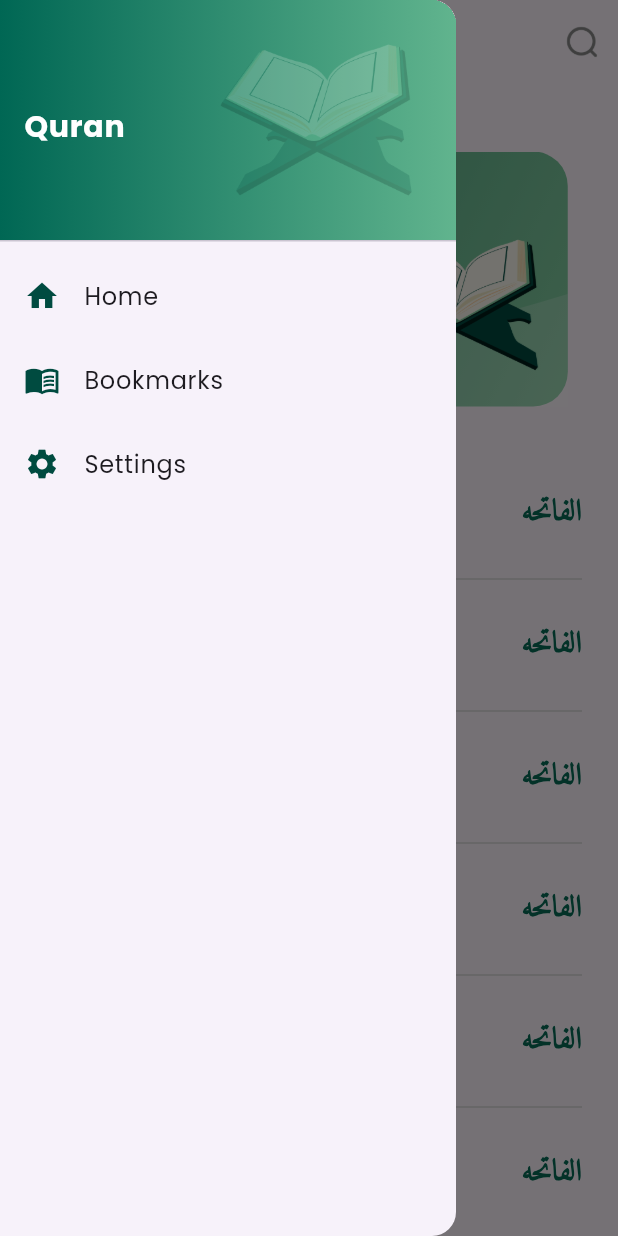
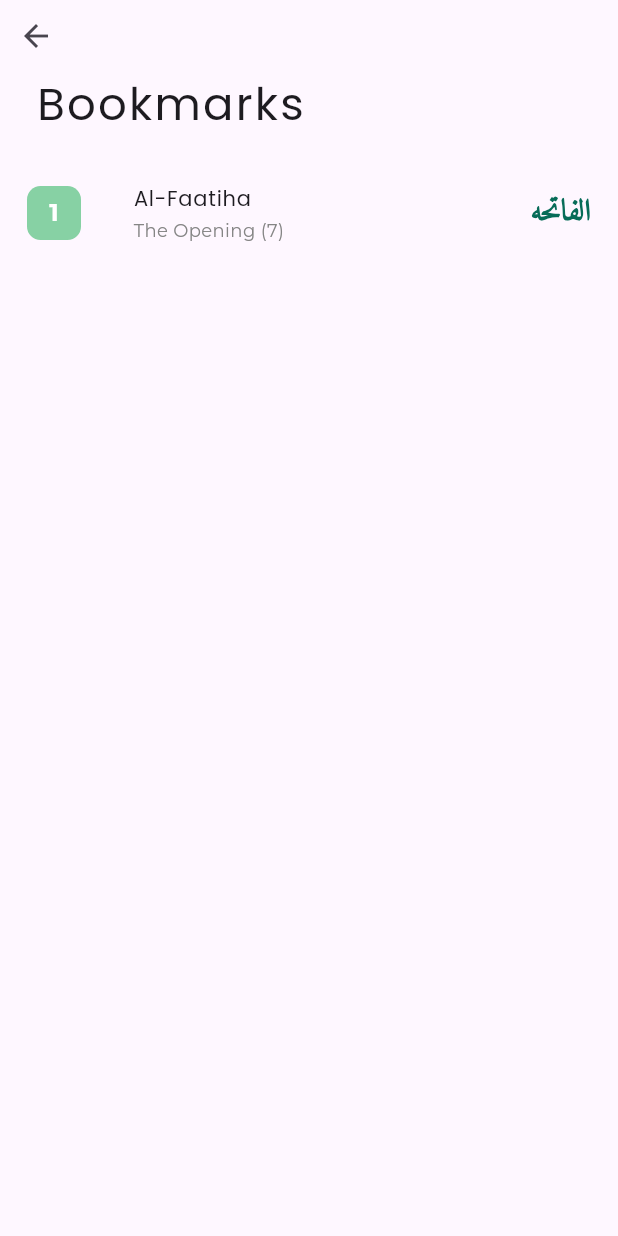
Before and after one commit to fouadsalama/Quran, a Flutter app: the screen it shows after launch, in the side drawer, after a tap on "Bookmarks", on a phone screen of 412 x 824 dp. Run offline on Flutter 3.47's test engine with Material 3 defaults, Android fonts, the phone set to English and light mode, and no system bars; our stand-ins replace gap, go_router, google_fonts.

Commit message:
add bookmarks view and custom app bar

```diff
--- a/lib/constants.dart
+++ b/lib/constants.dart
@@ -3,4 +3,5 @@ import 'package:flutter/material.dart';
 const kSplashBackgroundColor = Color(0xff186351);
 const kPrimaryColor = Color(0xff004B40);
 const kTextColor = Colors.white;
+const kIconsAppBarColor = Color(0xff888888);
 const kAmiri = 'Amiri';
--- a/lib/core/utils/app_routes.dart
+++ b/lib/core/utils/app_routes.dart
@@ -1,4 +1,5 @@
 import 'package:go_router/go_router.dart';
+import 'package:islamic_app/Features/bookmarks/presentation/views/bookmarks_view.dart';
 import 'package:islamic_app/Features/home/presentation/views/home_view.dart';
 import 'package:islamic_app/Features/splash/presentation/views/splash_view.dart';
 import 'package:islamic_app/Features/surah/presentation/views/surah_details_view.dart';
@@ -6,6 +7,7 @@ import 'package:islamic_app/Features/surah/presentation/views/surah_details_view
 abstract class AppRouter {
   static const kHomeView = '/homeView';
   static const kSurahDetailsView = '/surahView';
+  static const kBookmarksView = '/bookmarksView';
   static final router = GoRouter(
     routes: [
       GoRoute(
@@ -20,6 +22,10 @@ abstract class AppRouter {
         path: kSurahDetailsView,
         builder: (context, state) => const SurahDetailsView(),
       ),
+      GoRoute(
+        path: kBookmarksView,
+        builder: (context, state) => const BookmarksView(),
+      ),
     ],
   );
 }
--- a/lib/core/utils/styles.dart
+++ b/lib/core/utils/styles.dart
@@ -31,4 +31,8 @@ abstract class Styles {
     fontSize: 12,
     color: kPrimaryColor,
   );
+  static const textStyle30 = TextStyle(
+    fontSize: 30,
+    letterSpacing: 1.5,
+  );
 }
--- /dev/null
+++ b/lib/core/widgets/app_bar_icons.dart
@@ -0,0 +1,18 @@
+import 'package:flutter/material.dart';
+
+class AppBarIcons extends StatelessWidget {
+  const AppBarIcons({
+    super.key,
+    required this.icon,
+    this.onPressed,
+  });
+  final Widget icon;
+  final Function()? onPressed;
+  @override
+  Widget build(BuildContext context) {
+    return IconButton(
+      icon: icon,
+      onPressed: onPressed,
+    );
+  }
+}
--- /dev/null
+++ b/lib/core/widgets/custom_app_bar.dart
@@ -0,0 +1,53 @@
+import 'package:flutter/material.dart';
+import 'package:islamic_app/core/utils/styles.dart';
+
+import '../../Features/home/presentation/views/widgets/custom_app_bar_ico.dart';
+import '../../Features/home/presentation/views/widgets/custom_search_dialog.dart';
+import 'app_bar_icons.dart';
+
+class CustomAppBarWidgets extends StatelessWidget {
+  const CustomAppBarWidgets({
+    super.key,
+    required this.data,
+  });
+
+  final List<String> data;
+
+  @override
+  Widget build(BuildContext context) {
+    return Row(
+      children: [
+        Expanded(
+          child: ListTile(
+            leading: Builder(builder: (context) {
+              return AppBarIcons(
+                icon: const CustomAppBarIcons(
+                  image: 'assets/images/menu.png',
+                ),
+                onPressed: () {
+                  Scaffold.of(context).openDrawer();
+                },
+              );
+            }),
+            title: const Text(
+              'Quran',
+              style: Styles.textStyle20,
+              textAlign: TextAlign.center,
+            ),
+            trailing: AppBarIcons(
+              icon: const CustomAppBarIcons(
+                image: 'assets/images/search.png',
+              ),
+              onPressed: () {
+                showSearch(
+                  context: context,
+                  delegate: CustomSearchDelegate(data),
+                );
+              },
+            ),
+          ),
+        ),
+      ],
+    );
+  }
+}
--- /dev/null
+++ b/lib/features/bookmarks/presentation/views/bookmarks_view.dart
@@ -0,0 +1,13 @@
+import 'package:flutter/material.dart';
+import 'widgets/bookmark_view_body.dart';
+
+class BookmarksView extends StatelessWidget {
+  const BookmarksView({super.key});
+
+  @override
+  Widget build(BuildContext context) {
+    return const Scaffold(
+      body: BookmarkViewBody(),
+    );
+  }
+}
--- /dev/null
+++ b/lib/features/bookmarks/presentation/views/widgets/bookmark_view_body.dart
@@ -0,0 +1,49 @@
+import 'package:flutter/material.dart';
+import 'package:gap/gap.dart';
+import 'package:go_router/go_router.dart';
+import 'package:islamic_app/Features/home/presentation/views/widgets/custom_surah_name_and_index.dart';
+import 'package:islamic_app/core/utils/styles.dart';
+
+import '../../../../../core/widgets/app_bar_icons.dart';
+
+class BookmarkViewBody extends StatelessWidget {
+  const BookmarkViewBody({super.key});
+
+  @override
+  Widget build(BuildContext context) {
+    return SafeArea(
+      child: Column(
+        crossAxisAlignment: CrossAxisAlignment.start,
+        children: [
+          AppBarIcons(
+            icon: const Icon(
+              Icons.arrow_back,
+            ),
+            onPressed: () {
+              GoRouter.of(context).pop();
+            },
+          ),
+          const Expanded(
+            child: Column(
+              crossAxisAlignment: CrossAxisAlignment.start,
+              children: [
+                Padding(
+                  padding: EdgeInsets.only(left: 24),
+                  child: Text(
+                    'Bookmarks',
+                    style: Styles.textStyle30,
+                  ),
+                ),
+                Gap(15),
+                Padding(
+                  padding: EdgeInsets.symmetric(horizontal: 18),
+                  child: CustomSurahNameAndIndex(),
+                ),
+              ],
+            ),
+          ),
+        ],
+      ),
+    );
+  }
+}
--- a/lib/features/home/presentation/views/home_view.dart
+++ b/lib/features/home/presentation/views/home_view.dart
@@ -1,7 +1,4 @@
 import 'package:flutter/material.dart';
-import 'package:islamic_app/core/utils/styles.dart';
-import 'widgets/custom_app_bar_ico.dart';
-import 'widgets/custom_search_dialog.dart';
 import 'widgets/home_view_body.dart';
 import 'widgets/menu_drawer.dart';
 
@@ -10,47 +7,9 @@ class HomeView extends StatelessWidget {
 
   @override
   Widget build(BuildContext context) {
-    final List<String> data = [
-      'Al-Faatiha',
-      " Al-Baqara",
-      'سُورَةُٱلْفَاتِحَةِ'
-    ];
-    return Scaffold(
-      appBar: AppBar(
-        elevation: 0,
-        iconTheme: const IconThemeData(color: Color(0xff888888)),
-        title: const Center(
-          child: Text(
-            'Quran',
-            style: Styles.textStyle20,
-          ),
-        ),
-        leading: Builder(builder: (context) {
-          return IconButton(
-            icon: const CustomAppBarIcons(
-              image: 'assets/images/menu.png',
-            ),
-            onPressed: () {
-              Scaffold.of(context).openDrawer();
-            },
-          );
-        }),
-        actions: [
-          IconButton(
-            icon: const CustomAppBarIcons(
-              image: 'assets/images/search.png',
-            ),
-            onPressed: () {
-              showSearch(
-                context: context,
-                delegate: CustomSearchDelegate(data),
-              );
-            },
-          )
-        ],
-      ),
-      body: const HomeViewBody(),
-      drawer: const MenuDrawer(),
+    return const Scaffold(
+      body: HomeViewBody(),
+      drawer: MenuDrawer(),
     );
   }
 }
--- a/lib/features/home/presentation/views/widgets/custom_surah_name_and_index.dart
+++ b/lib/features/home/presentation/views/widgets/custom_surah_name_and_index.dart
@@ -1,4 +1,5 @@
 import 'package:flutter/material.dart';
+import 'package:gap/gap.dart';
 import 'package:go_router/go_router.dart';
 import 'package:google_fonts/google_fonts.dart';
 import 'package:islamic_app/core/utils/app_routes.dart';
@@ -20,7 +21,7 @@ class CustomSurahNameAndIndex extends StatelessWidget {
           child: Row(
             children: [
               const SurahIndex(),
-              const SizedBox(width: 19),
+              const Gap(19),
               Expanded(
                 child: ListTile(
                   title: const Text(
@@ -47,7 +48,6 @@ class CustomSurahNameAndIndex extends StatelessWidget {
             ],
           ),
         ),
-        const Divider(color: Color(0xffD9D8D8)),
       ],
     );
   }
--- a/lib/features/home/presentation/views/widgets/custom_surah_name_list_view.dart
+++ b/lib/features/home/presentation/views/widgets/custom_surah_name_list_view.dart
@@ -10,11 +10,21 @@ class CustomSurahNameListView extends StatelessWidget {
   @override
   Widget build(BuildContext context) {
     return Expanded(
-      child: ListView.builder(
-        itemCount: 10,
-        itemBuilder: (context, index) {
-          return const CustomSurahNameAndIndex();
-        },
+      child: Padding(
+        padding: const EdgeInsets.symmetric(horizontal: 24),
+        child: ListView.builder(
+          itemCount: 10,
+          itemBuilder: (context, index) {
+            return const Column(
+              children: [
+                CustomSurahNameAndIndex(),
+                Divider(
+                  color: Color(0xffD9D8D8),
+                ),
+              ],
+            );
+          },
+        ),
       ),
     );
   }
--- a/lib/features/home/presentation/views/widgets/home_view_body.dart
+++ b/lib/features/home/presentation/views/widgets/home_view_body.dart
@@ -1,4 +1,7 @@
 import 'package:flutter/material.dart';
+import 'package:gap/gap.dart';
+import 'package:islamic_app/core/widgets/custom_app_bar.dart';
+
 import 'custom_surah_name_list_view.dart';
 import 'last_read_quran.dart';
 
@@ -7,14 +10,19 @@ class HomeViewBody extends StatelessWidget {
 
   @override
   Widget build(BuildContext context) {
-    return const Padding(
-      padding: EdgeInsets.symmetric(horizontal: 24),
+    final List<String> data = [
+      'Al-Faatiha',
+      " Al-Baqara",
+      'سُورَةُٱلْفَاتِحَةِ'
+    ];
+    return SafeArea(
       child: Column(
         children: [
-          SizedBox(height: 45),
-          LastReadQuran(),
-          SizedBox(height: 35),
-          CustomSurahNameListView(),
+          CustomAppBarWidgets(data: data),
+          const Gap(45),
+          const LastReadQuran(),
+          const Gap(35),
+          const CustomSurahNameListView(),
         ],
       ),
     );
--- a/lib/features/home/presentation/views/widgets/last_read_quran.dart
+++ b/lib/features/home/presentation/views/widgets/last_read_quran.dart
@@ -13,6 +13,7 @@ class LastReadQuran extends StatelessWidget {
     return Stack(
       children: [
         Container(
+          margin: const EdgeInsets.symmetric(horizontal: 24),
           height: 170,
           width: 345,
           decoration: BoxDecoration(
--- a/lib/features/home/presentation/views/widgets/menu_drawer.dart
+++ b/lib/features/home/presentation/views/widgets/menu_drawer.dart
@@ -1,6 +1,7 @@
 import 'package:flutter/material.dart';
 import 'package:go_router/go_router.dart';
 import 'package:islamic_app/core/utils/app_assets.dart';
+import 'package:islamic_app/core/utils/app_routes.dart';
 
 import '../../../../../core/utils/styles.dart';
 import 'custom_drawer_list_tile.dart';
@@ -52,7 +53,9 @@ class MenuDrawer extends StatelessWidget {
           CustomDrawerListTile(
             title: 'Bookmarks',
             icon: Icons.menu_book,
-            onTap: () {},
+            onTap: () {
+              GoRouter.of(context).push(AppRouter.kBookmarksView);
+            },
           ),
           CustomDrawerListTile(
             title: 'Settings',
```
